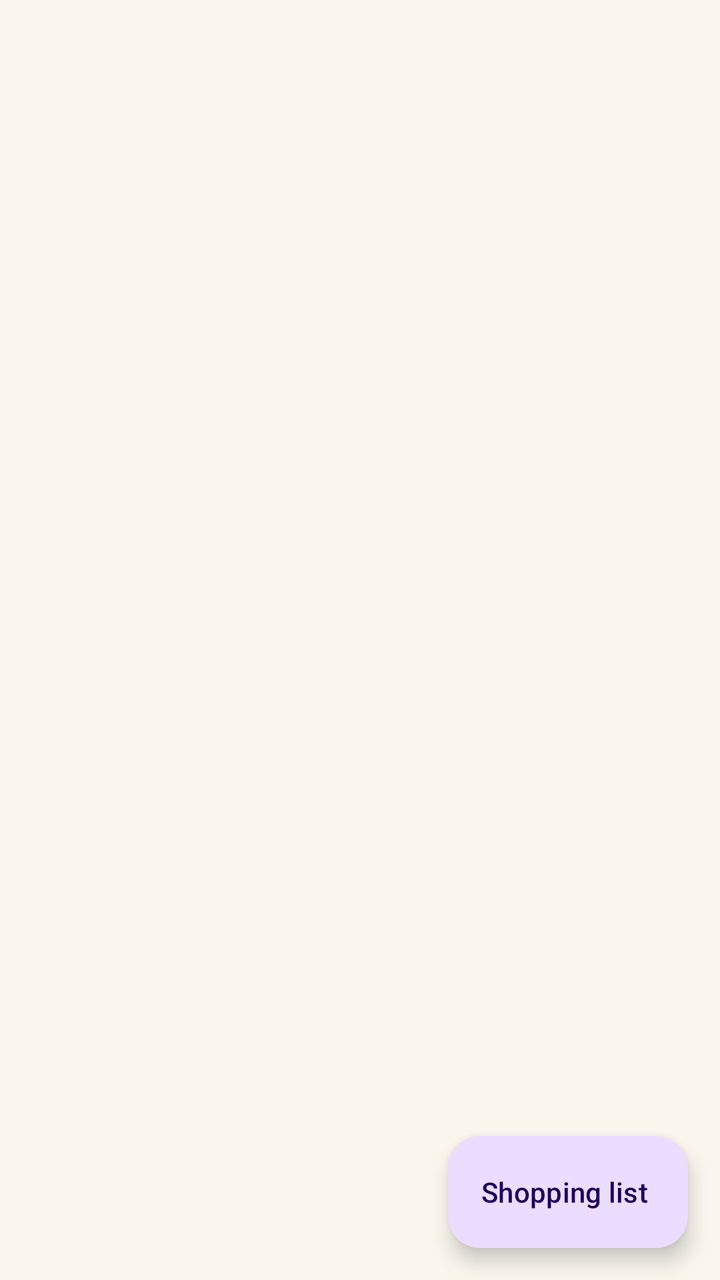
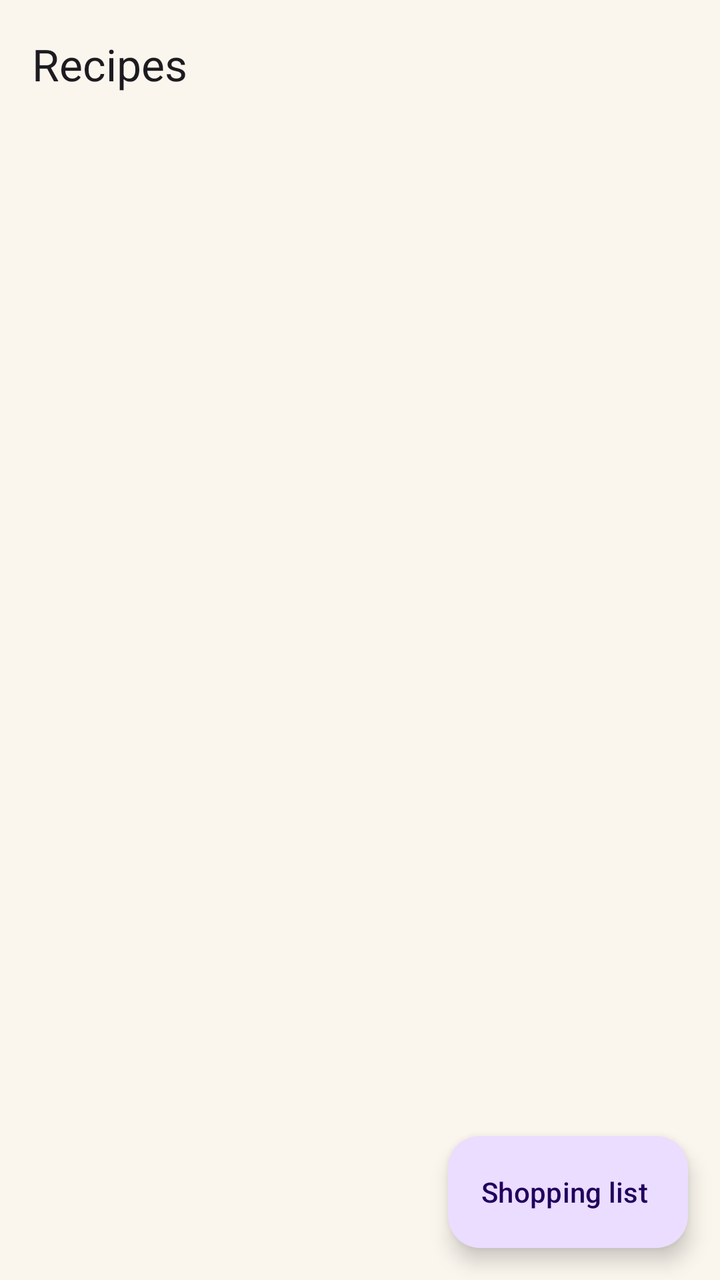

The first picture is an Android layout as it rendered before a commit; the second is the same layout after the commit. The layout source and the unified diff follow.
<!-- AndroidManifest.xml: application theme Theme.Idun -->
<!-- res/layout/activity_main.xml -->
<?xml version="1.0" encoding="utf-8"?>
<androidx.coordinatorlayout.widget.CoordinatorLayout
    xmlns:android="http://schemas.android.com/apk/res/android"
    xmlns:app="http://schemas.android.com/apk/res-auto"
    android:layout_width="match_parent"
    android:layout_height="match_parent">

    <androidx.recyclerview.widget.RecyclerView
        android:id="@+id/recipe_list"
        android:layout_width="match_parent"
        android:layout_height="match_parent"
        android:padding="8dp"
        android:clipToPadding="false" />

    <com.google.android.material.floatingactionbutton.ExtendedFloatingActionButton
        android:id="@+id/fab_shopping_list"
        android:layout_width="wrap_content"
        android:layout_height="wrap_content"
        android:layout_gravity="bottom|end"
        android:layout_margin="16dp"
        android:text="@string/fab_shopping_list" />

</androidx.coordinatorlayout.widget.CoordinatorLayout>
<!-- resources referenced by this layout -->
<resources>
  <string name="fab_shopping_list">Shopping list</string>
  <style name="Theme.Idun" parent="Base.Theme.Idun" />
  <style name="Base.Theme.Idun" parent="Theme.Material3.DayNight.NoActionBar">
          <item name="colorPrimary">@color/accent_apple_red</item>
          <item name="colorOnPrimary">@color/white</item>
          <item name="colorSecondary">@color/accent_norse_gold</item>
          <item name="colorOnSecondary">@color/black</item>
          <item name="android:windowBackground">@color/background</item>
          <item name="colorSurface">@color/background</item>
          <item name="colorOnSurface">@color/text_primary</item>
      </style>
  <color name="accent_apple_red">#B33A3A</color>
  <color name="white">#FFFFFFFF</color>
  <color name="accent_norse_gold">#D4A24C</color>
  <color name="black">#FF000000</color>
  <color name="background">#FAF6EE</color>
  <color name="text_primary">#1A1A1A</color>
</resources>

<!-- the commit's change to res/layout/activity_main.xml (unified diff, before → after) -->
@@ -5,12 +5,26 @@
     android:layout_width="match_parent"
     android:layout_height="match_parent">
 
+    <com.google.android.material.appbar.AppBarLayout
+        android:id="@+id/app_bar"
+        android:layout_width="match_parent"
+        android:layout_height="wrap_content">
+
+        <com.google.android.material.appbar.MaterialToolbar
+            android:id="@+id/toolbar"
+            android:layout_width="match_parent"
+            android:layout_height="?attr/actionBarSize"
+            app:title="@string/recipes_title" />
+    </com.google.android.material.appbar.AppBarLayout>
+
     <androidx.recyclerview.widget.RecyclerView
         android:id="@+id/recipe_list"
         android:layout_width="match_parent"
         android:layout_height="match_parent"
         android:padding="8dp"
-        android:clipToPadding="false" />
+        android:paddingBottom="96dp"
+        android:clipToPadding="false"
+        app:layout_behavior="@string/appbar_scrolling_view_behavior" />
 
     <com.google.android.material.floatingactionbutton.ExtendedFloatingActionButton
         android:id="@+id/fab_shopping_list"
<!-- resource entries referenced after the edit -->
@@ -1,6 +1,7 @@
 <!-- resources referenced by this layout -->
 <resources>
   <string name="fab_shopping_list">Shopping list</string>
+  <string name="recipes_title">Recipes</string>
   <style name="Theme.Idun" parent="Base.Theme.Idun" />
   <style name="Base.Theme.Idun" parent="Theme.Material3.DayNight.NoActionBar">
           <item name="colorPrimary">@color/accent_apple_red</item>
